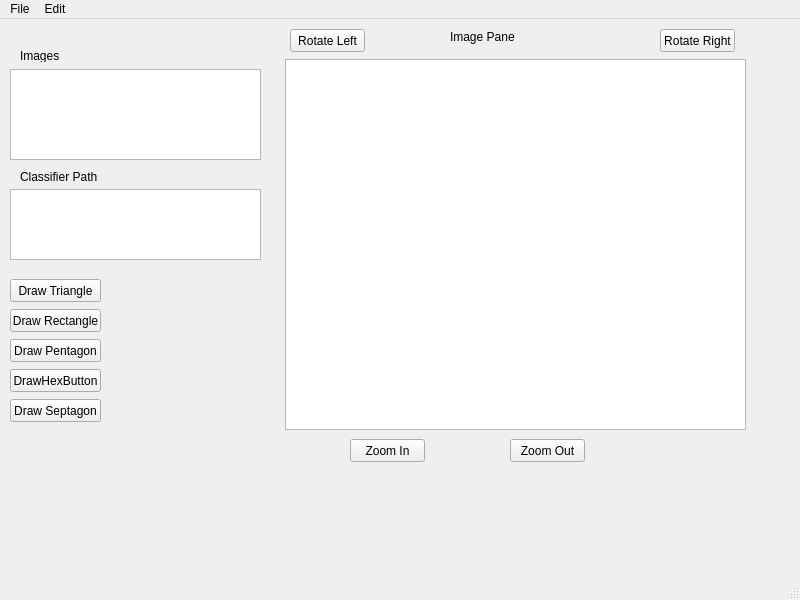
Above: QTPracticeNew/QTPracticeNew/mainwindow.ui from BRees2451/SDIProject before the change. Below: the same form after it.
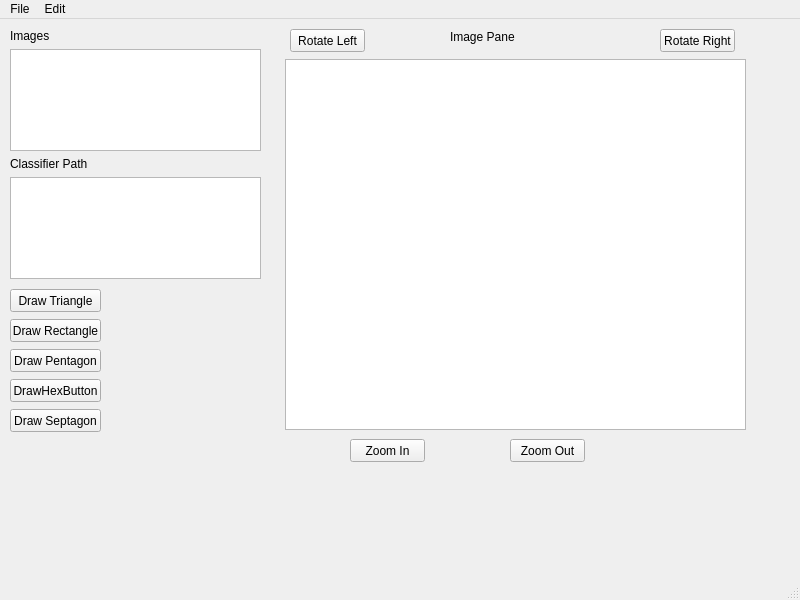
That is the form after the change.

```diff
--- a/QTPracticeNew/QTPracticeNew/mainwindow.ui
+++ b/QTPracticeNew/QTPracticeNew/mainwindow.ui
@@ -54,7 +54,7 @@
     <property name="geometry">
      <rect>
       <x>10</x>
-      <y>260</y>
+      <y>270</y>
       <width>91</width>
       <height>23</height>
      </rect>
@@ -67,7 +67,7 @@
     <property name="geometry">
      <rect>
       <x>10</x>
-      <y>290</y>
+      <y>300</y>
       <width>91</width>
       <height>23</height>
      </rect>
@@ -76,57 +76,11 @@
      <string>Draw Rectangle</string>
     </property>
    </widget>
-   <widget class="QListWidget" name="listWidget">
-    <property name="geometry">
-     <rect>
-      <x>10</x>
-      <y>50</y>
-      <width>251</width>
-      <height>91</height>
-     </rect>
-    </property>
-   </widget>
-   <widget class="QLabel" name="label">
-    <property name="geometry">
-     <rect>
-      <x>20</x>
-      <y>30</y>
-      <width>47</width>
-      <height>13</height>
-     </rect>
-    </property>
-    <property name="text">
-     <string>Images</string>
-    </property>
-   </widget>
-   <widget class="QLabel" name="label_2">
-    <property name="geometry">
-     <rect>
-      <x>20</x>
-      <y>150</y>
-      <width>91</width>
-      <height>16</height>
-     </rect>
-    </property>
-    <property name="text">
-     <string>Classifier Path</string>
-    </property>
-   </widget>
-   <widget class="QListWidget" name="listWidget_2">
-    <property name="geometry">
-     <rect>
-      <x>10</x>
-      <y>170</y>
-      <width>251</width>
-      <height>71</height>
-     </rect>
-    </property>
-   </widget>
    <widget class="QPushButton" name="DrawPentButton">
     <property name="geometry">
      <rect>
       <x>10</x>
-      <y>320</y>
+      <y>330</y>
       <width>91</width>
       <height>23</height>
      </rect>
@@ -139,7 +93,7 @@
     <property name="geometry">
      <rect>
       <x>10</x>
-      <y>350</y>
+      <y>360</y>
       <width>91</width>
       <height>23</height>
      </rect>
@@ -152,7 +106,7 @@
     <property name="geometry">
      <rect>
       <x>10</x>
-      <y>380</y>
+      <y>390</y>
       <width>91</width>
       <height>23</height>
      </rect>
@@ -200,6 +154,38 @@
      <string>Rotate Right</string>
     </property>
    </widget>
+   <widget class="QWidget" name="verticalLayoutWidget">
+    <property name="geometry">
+     <rect>
+      <x>10</x>
+      <y>10</y>
+      <width>251</width>
+      <height>250</height>
+     </rect>
+    </property>
+    <layout class="QVBoxLayout" name="verticalLayout">
+     <item>
+      <widget class="QLabel" name="label">
+       <property name="text">
+        <string>Images</string>
+       </property>
+      </widget>
+     </item>
+     <item>
+      <widget class="QListWidget" name="ImagesWindow"/>
+     </item>
+     <item>
+      <widget class="QLabel" name="label_2">
+       <property name="text">
+        <string>Classifier Path</string>
+       </property>
+      </widget>
+     </item>
+     <item>
+      <widget class="QListWidget" name="ClassWindow"/>
+     </item>
+    </layout>
+   </widget>
   </widget>
   <widget class="QMenuBar" name="menubar">
    <property name="geometry">
```
